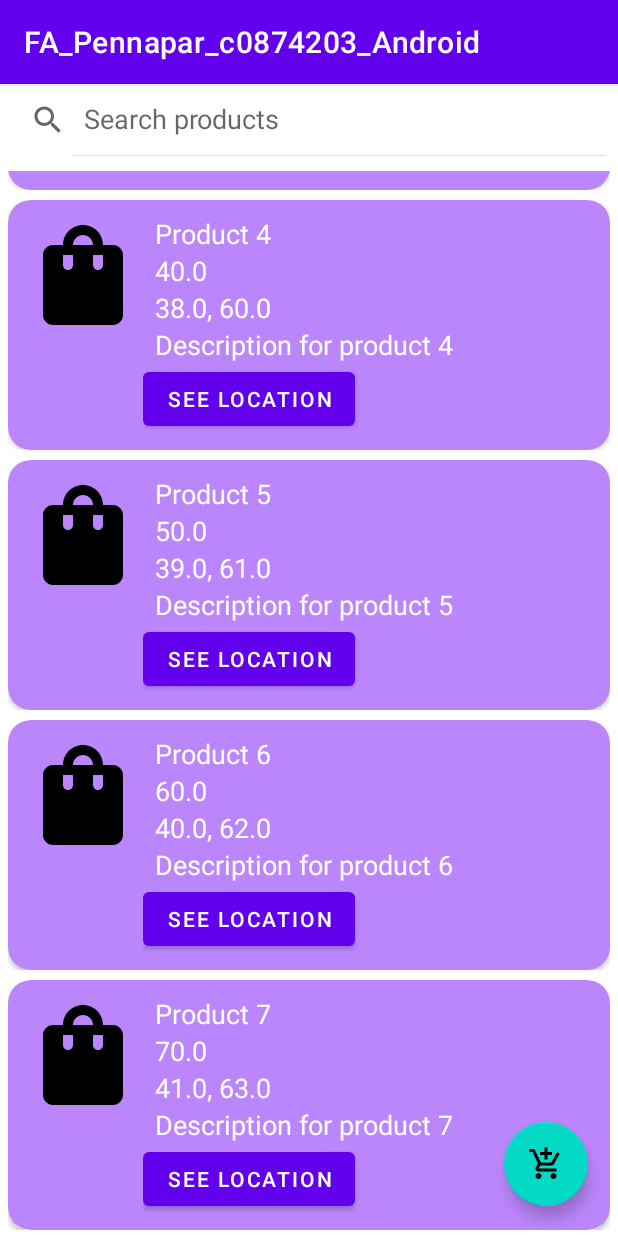
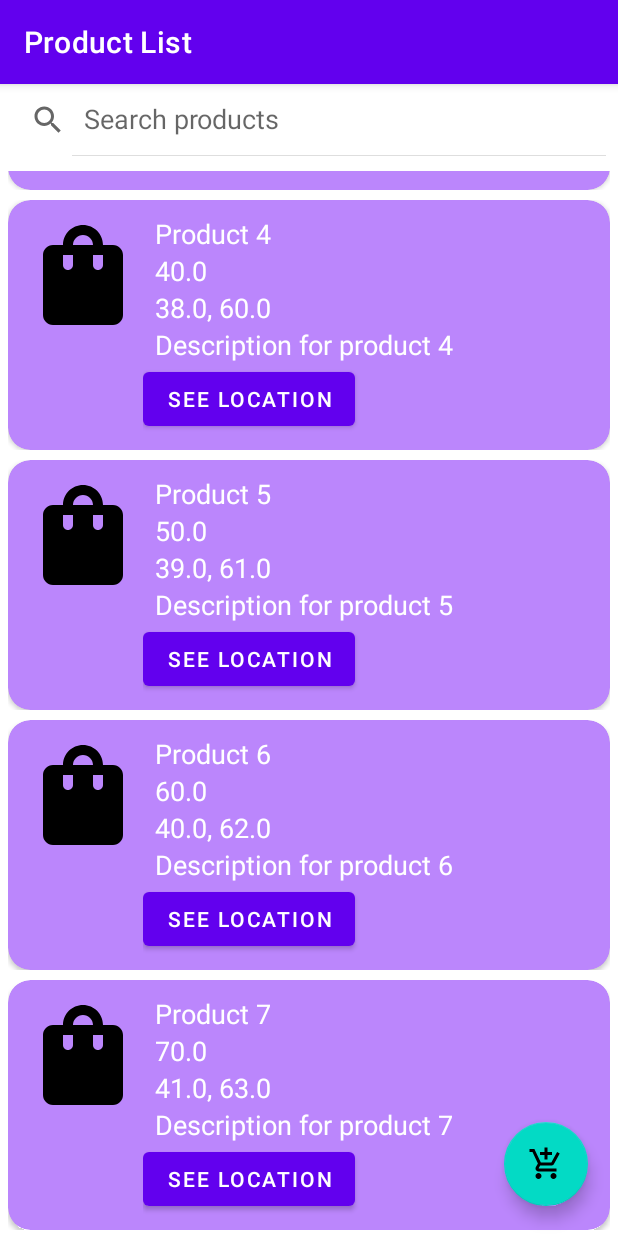
Before and after one commit to AliceC0874203/FA_Pennapar_c0874203_Android, an Android app: the screen it shows after launch (ListProductActivity), scrolled down 504 dp, on a phone screen of 412 x 824 dp. Run offline under Robolectric (Android 15) with nearby library versions, the phone set to English and light mode, and no system bars; our stand-ins replace Room's generated code.

Commit message:
change name
change name

```diff
--- a/app/src/main/java/com/example/fa_pennapar_c0874203_android/ListProductActivity.java
+++ b/app/src/main/java/com/example/fa_pennapar_c0874203_android/ListProductActivity.java
@@ -42,6 +42,7 @@ public class ListProductActivity extends AppCompatActivity {
     protected void onCreate(Bundle savedInstanceState) {
         super.onCreate(savedInstanceState);
         setContentView(R.layout.activity_list_product);
+        setTitle("Product List");
 
         setRecyclerViewAndAdapter();
         enableProductViewModel();
--- a/app/src/main/res/values/strings.xml
+++ b/app/src/main/res/values/strings.xml
@@ -1,4 +1,4 @@
 <resources>
-    <string name="app_name">FA_Pennapar_c0874203_Android</string>
+    <string name="app_name">Product Management App</string>
     <string name="google_api_key">AIzaSyDTgnHoeMQqyRC0FrPL7Hb30XOQUt4iKNs</string>
 </resources>
```
